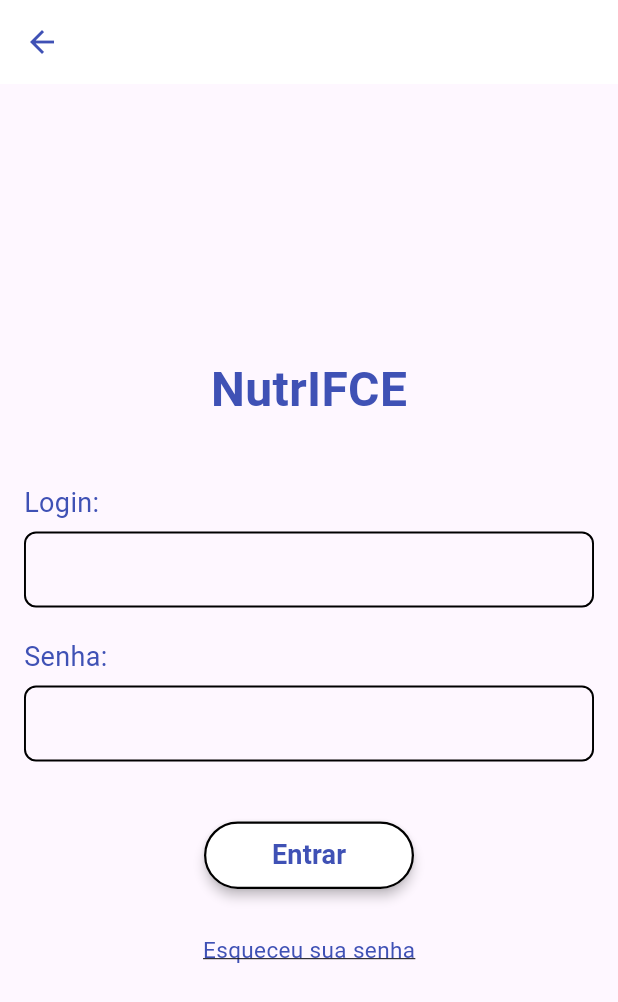
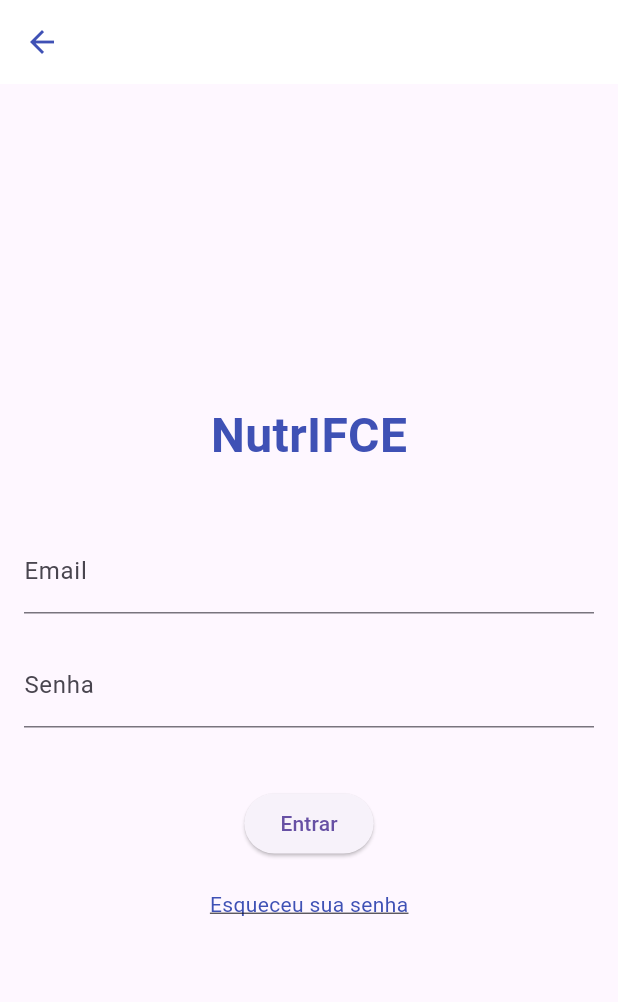
Before and after one commit to pedrofelipeventura/nutrifce, a Flutter app: the LoginPage screen opened directly, on a phone screen of 412 x 824 dp. Shown: the top 1002 px of the screen. Run offline on Flutter 3.47's test engine with Material 3 defaults, Android fonts, the phone set to English and light mode, and no system bars; our stand-ins replace firebase_auth, firebase_core, flutter_dotenv, image_picker; accounts and stored records are empty.

Commit message:
Projeto NutriFCE completo

```diff
--- a/lib/screens/cadastro_usuario_page.dart
+++ b/lib/screens/cadastro_usuario_page.dart
@@ -1,3 +1,4 @@
+// lib/screens/cadastro_usuario_page.dart
 import 'package:flutter/material.dart';
 import 'cadastro_usuario2_page.dart';
 
@@ -10,6 +11,7 @@ class CadastroUsuarioPage extends StatelessWidget {
 final emailController = TextEditingController();
 final telefoneController = TextEditingController();
 final senhaController = TextEditingController();
+
 
 return Scaffold(
   appBar: AppBar(
@@ -88,6 +90,8 @@ class CadastroUsuarioPage extends StatelessWidget {
     ),
   ),
 );
+
+
 }
 
 // Campo com rótulo padrão
--- a/lib/screens/login_page.dart
+++ b/lib/screens/login_page.dart
@@ -1,25 +1,65 @@
 import 'package:flutter/material.dart';
+import 'package:nutrifce/services/auth_service.dart';
+import 'home_page.dart';
 import 'esqueceu_senha_page.dart';
-import 'home_page.dart';
 
-class LoginPage extends StatelessWidget {
+class LoginPage extends StatefulWidget {
 const LoginPage({super.key});
+
+@override
+State<LoginPage> createState() => _LoginPageState();
+}
+
+class _LoginPageState extends State<LoginPage> {
+final emailController = TextEditingController();
+final senhaController = TextEditingController();
+bool loading = false;
+
+void _login() async {
+setState(() => loading = true);
+try {
+final user = await AuthService.login(
+emailController.text.trim(),
+senhaController.text.trim(),
+);
+
+
+  if (user != null) {
+    final idToken = await AuthService.getIdToken();
+    print("ID Token: $idToken"); // Aqui você pode chamar seu backend
+    Navigator.pushReplacement(
+      context,
+      MaterialPageRoute(builder: (context) => const HomePage()),
+    );
+  } else {
+    ScaffoldMessenger.of(context).showSnackBar(
+      const SnackBar(content: Text("Erro ao logar")),
+    );
+  }
+} catch (e) {
+  ScaffoldMessenger.of(context).showSnackBar(
+    SnackBar(content: Text("Erro: $e")),
+  );
+} finally {
+  setState(() => loading = false);
+}
+
+
+}
 
 @override
 Widget build(BuildContext context) {
 return Scaffold(
 appBar: AppBar(
-        backgroundColor: Colors.white,      // Fundo branco
-        foregroundColor: Colors.indigo,     // Cor da seta
-        elevation: 0,                       // Remove sombra
-        automaticallyImplyLeading: true,    // Mostra a seta de voltar automaticamente
+backgroundColor: Colors.white,
+foregroundColor: Colors.indigo,
+elevation: 0,
 ),
 body: Center(
 child: Padding(
 padding: const EdgeInsets.all(16.0),
 child: SingleChildScrollView(
 child: Column(
-              crossAxisAlignment: CrossAxisAlignment.center,
 children: [
 const Text(
 "NutrIFCE",
@@ -29,97 +69,25 @@ class LoginPage extends StatelessWidget {
 color: Colors.indigo,
 ),
 ),
-
 const SizedBox(height: 40),
-
-                // Campo Login
-                const Row(
-                  children: [
-                    Text(
-                      "Login:",
-                      style: TextStyle(
-                        fontSize: 18,
-                        color: Colors.indigo,
+TextField(
+controller: emailController,
+decoration: const InputDecoration(labelText: "Email"),
 ),
+const SizedBox(height: 20),
+TextField(
+controller: senhaController,
+decoration: const InputDecoration(labelText: "Senha"),
+obscureText: true,
 ),
-                  ],
+const SizedBox(height: 40),
+loading
+? const CircularProgressIndicator()
+: ElevatedButton(
+onPressed: _login,
+child: const Text("Entrar"),
 ),
-                const SizedBox(height: 6),
-                Container(
-                  decoration: BoxDecoration(
-                    borderRadius: BorderRadius.circular(8),
-                    border: Border.all(color: Colors.black, width: 1.3),
-                  ),
-                  child: const TextField(
-                    decoration: InputDecoration(
-                      contentPadding: EdgeInsets.symmetric(horizontal: 10),
-                      border: InputBorder.none,
-                    ),
-                  ),
-                ),
-
 const SizedBox(height: 20),
-
-                // Campo Senha
-                const Row(
-                  children: [
-                    Text(
-                      "Senha:",
-                      style: TextStyle(
-                        fontSize: 18,
-                        color: Colors.indigo,
-                      ),
-                    ),
-                  ],
-                ),
-                const SizedBox(height: 6),
-                Container(
-                  decoration: BoxDecoration(
-                    borderRadius: BorderRadius.circular(8),
-                    border: Border.all(color: Colors.black, width: 1.3),
-                  ),
-                  child: const TextField(
-                    obscureText: true,
-                    decoration: InputDecoration(
-                      contentPadding: EdgeInsets.symmetric(horizontal: 10),
-                      border: InputBorder.none,
-                    ),
-                  ),
-                ),
-
-                const SizedBox(height: 40),
-
-                // Botão Entrar
-                SizedBox(
-                  width: 140,
-                  height: 45,
-                  child: ElevatedButton(
-                    style: ElevatedButton.styleFrom(
-                      backgroundColor: Colors.white,
-                      side: const BorderSide(color: Colors.black, width: 1.5),
-                      elevation: 3,
-                    ),
-                    onPressed: () {
-                      Navigator.push(
-                        context,
-                      MaterialPageRoute(builder: (context) => const HomePage()),
-                       );
-                    },
-
-                    child: const Text(
-                      "Entrar",
-                      style: TextStyle(
-                        color: Colors.indigo,
-                        fontSize: 18,
-                        fontWeight: FontWeight.bold,
-                      ),
-                    ),
-                  ),
-                ),
-
-                const SizedBox(height: 30),
-
-                // Link Esqueceu a senha
 InkWell(
 onTap: () {
 Navigator.push(
@@ -134,7 +102,6 @@ class LoginPage extends StatelessWidget {
 style: TextStyle(
 color: Colors.indigo,
 decoration: TextDecoration.underline,
-                      fontSize: 15,
 ),
 ),
 ),
```
Also changed, not shown: lib/services/auth_service.dart (added, +21 -0 lines), lib/services/user_service.dart (added, +47 -0 lines), 2 other files. Lines whose indentation alone changed are shown as unchanged.
